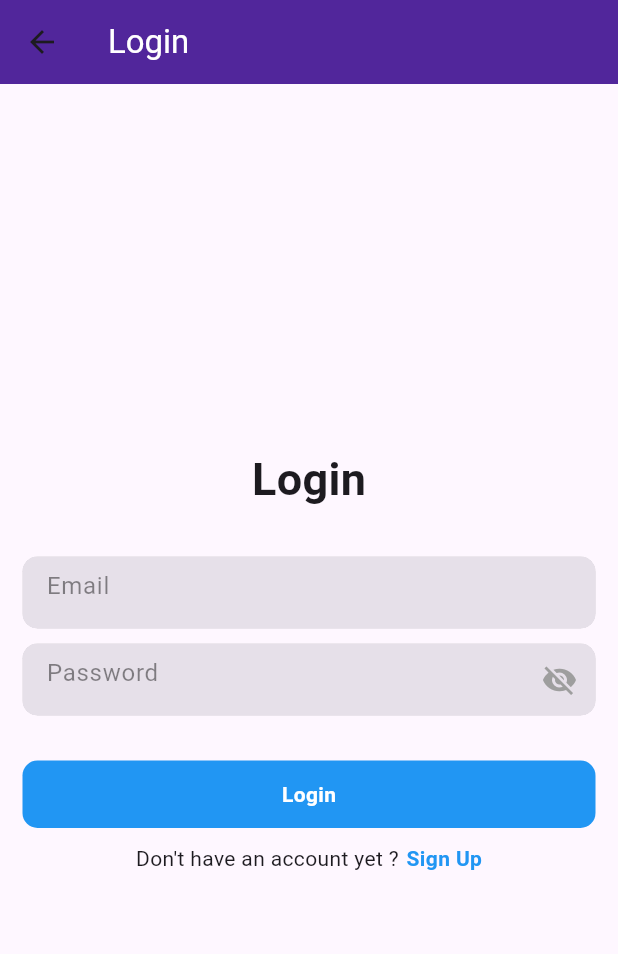
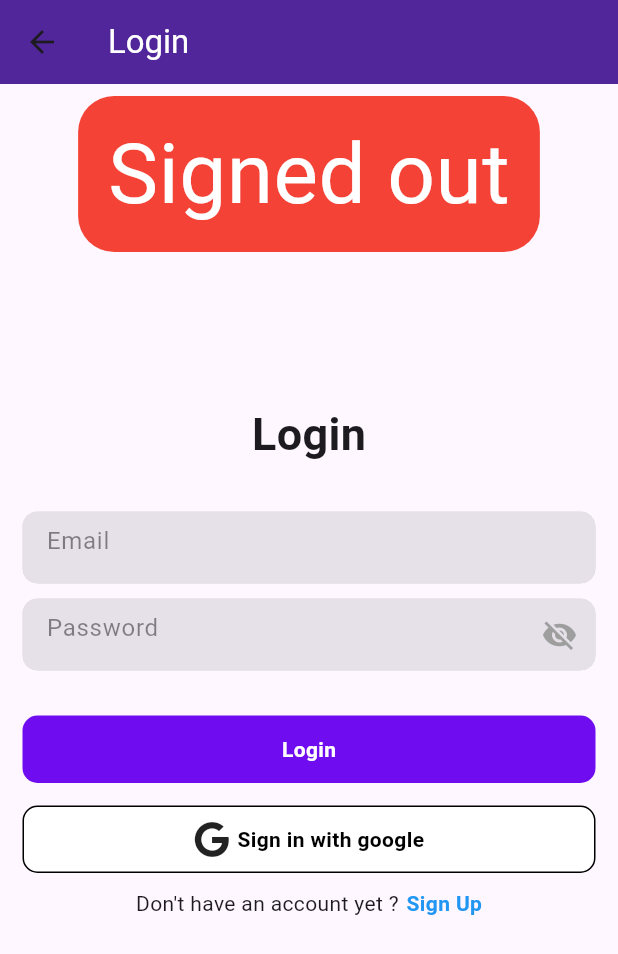
Before and after one commit to emre-kd/Flutter-Firebase, a Flutter app: the HomePage screen opened directly, after a tap on "Sign Out", on a phone screen of 412 x 824 dp. Shown: the top 954 px of the screen. Run offline on Flutter 3.47's test engine with Material 3 defaults, Android fonts, the phone set to English and light mode, and no system bars; our stand-ins replace firebase_auth, firebase_core, fluttertoast, font_awesome_flutter; accounts and stored records are empty.

```diff
--- a/lib/features/user_auth/presentation/pages/home_page.dart
+++ b/lib/features/user_auth/presentation/pages/home_page.dart
@@ -3,6 +3,7 @@
 import 'package:firebase_auth/firebase_auth.dart';
 import 'package:flutter/material.dart';
 import 'package:flutterfirebase/features/user_auth/presentation/pages/login_page.dart';
+import 'package:flutterfirebase/global/common/toast.dart';
 
 class HomePage extends StatefulWidget {
   const HomePage({super.key});
@@ -32,7 +33,8 @@ class _HomePageState extends State<HomePage> {
             onTap: () {
               FirebaseAuth.instance.signOut();
               Navigator.push(context,
-                  MaterialPageRoute(builder: (context) => LoginPage()));
+              MaterialPageRoute(builder: (context) => LoginPage()));
+              showToast(message: "Signed out");
             },
             child: Container(
               height: 45,
--- a/lib/features/user_auth/presentation/pages/login_page.dart
+++ b/lib/features/user_auth/presentation/pages/login_page.dart
@@ -1,4 +1,4 @@
-// ignore_for_file: prefer_const_constructors, prefer_const_literals_to_create_immutables
+// ignore_for_file: prefer_const_constructors, prefer_const_literals_to_create_immutables, prefer_final_fields
 
 import 'package:firebase_auth/firebase_auth.dart';
 import 'package:flutter/material.dart';
@@ -6,6 +6,8 @@ import 'package:flutterfirebase/features/user_auth/firebase_auth_implementation/
 import 'package:flutterfirebase/features/user_auth/presentation/pages/home_page.dart';
 import 'package:flutterfirebase/features/user_auth/presentation/pages/sign_up_page.dart';
 import 'package:flutterfirebase/features/user_auth/presentation/widgets/form_container_widget.dart';
+import 'package:flutterfirebase/global/common/toast.dart';
+import 'package:font_awesome_flutter/font_awesome_flutter.dart';
 
 class LoginPage extends StatefulWidget {
   const LoginPage({super.key});
@@ -18,6 +20,7 @@ class _LoginPageState extends State<LoginPage> {
 
 
     final FirebaseAuthService _auth = FirebaseAuthService();
+    bool _isSigning = false;
 
   TextEditingController _emailController = TextEditingController();
   TextEditingController _passwordController = TextEditingController();
@@ -76,11 +79,11 @@ class _LoginPageState extends State<LoginPage> {
                     width: double.infinity,
                     height: 45,
                     decoration: BoxDecoration(
-                      color: Colors.blue,
+                      color: Color.fromARGB(255, 111, 13, 240),
                       borderRadius: BorderRadius.circular(10),
                     ),
                     child: Center(
-                      child: Text(
+                      child: _isSigning ? CircularProgressIndicator(color: Colors.white):  Text(
                         "Login",
                         style: TextStyle(
                           color: Colors.white,
@@ -90,6 +93,40 @@ class _LoginPageState extends State<LoginPage> {
                     ),
                   ),
                 ),
+                  SizedBox(
+                  height: 15,
+                ),
+                 GestureDetector(
+
+                  child: Container(
+                    width: double.infinity,
+                    height: 45,
+                    decoration: BoxDecoration(
+                      color: Colors.white,
+                      borderRadius: BorderRadius.circular(10),
+                      border: Border.all()
+
+                    ),
+
+                    child: Center(
+                      child:Row(
+                        mainAxisAlignment: MainAxisAlignment.center,
+                        children: [
+                          Icon(FontAwesomeIcons.google),
+                          SizedBox(width: 5,),
+                          Text(
+                            "Sign in with google",
+                            style: TextStyle(
+                              color: Colors.black,
+                              fontWeight: FontWeight.bold,
+                            ),
+                          ),
+                        ],
+                      ),
+                    ),
+                  ),
+                ),
+
                 SizedBox(
                   height: 10,
                 ),
@@ -126,17 +163,30 @@ class _LoginPageState extends State<LoginPage> {
 
   void _signIn() async {
 
+    setState((){
+
+      _isSigning = true;
+
+    });
+
     String email = _emailController.text;
     String password = _passwordController.text;
     // String username = _usernameController.text;
 
     User? user = await _auth.signInWithEmailAndPassword(email, password);
 
+
+   setState((){
+
+      _isSigning = false;
+
+    });
+
     if (user != null) {
-      print("User is succesfully sign in");
+      showToast(message: "Welcome ");
       Navigator.push(context, MaterialPageRoute(builder: (context) => HomePage()));
     } else {
-      print("Some error occured");
+      showToast(message: "Some error occured");
     }
   }
 }
--- a/lib/global/common/toast.dart
+++ b/lib/global/common/toast.dart
@@ -1 +1,15 @@
-// TODO Implement this library.
+
+import 'package:flutter/material.dart';
+import 'package:fluttertoast/fluttertoast.dart';
+
+void showToast({required String message}){
+  Fluttertoast.showToast(
+      msg: message,
+      toastLength: Toast.LENGTH_SHORT,
+      gravity: ToastGravity.TOP,
+      timeInSecForIosWeb: 1,
+      backgroundColor: Colors.red,
+      textColor: Colors.white,
+      fontSize: 56.0
+  );
+}
--- a/pubspec.yaml
+++ b/pubspec.yaml
@@ -39,6 +39,9 @@ dependencies:
   firebase_auth: ^4.17.6
   cloud_firestore: ^4.15.6
   firebase_storage: ^11.6.7
+  fluttertoast: ^8.2.4
+  font_awesome_flutter: ^10.7.0
+  google_sign_in: ^6.2.1
 
 dev_dependencies:
   flutter_test:
```
Also changed, not shown: lib/features/user_auth/firebase_auth_implementation/firebase_auth_services.dart (+26 -28 lines), lib/features/user_auth/presentation/pages/sign_up_page.dart (+19 -3 lines), pubspec.lock, 2 other files.
